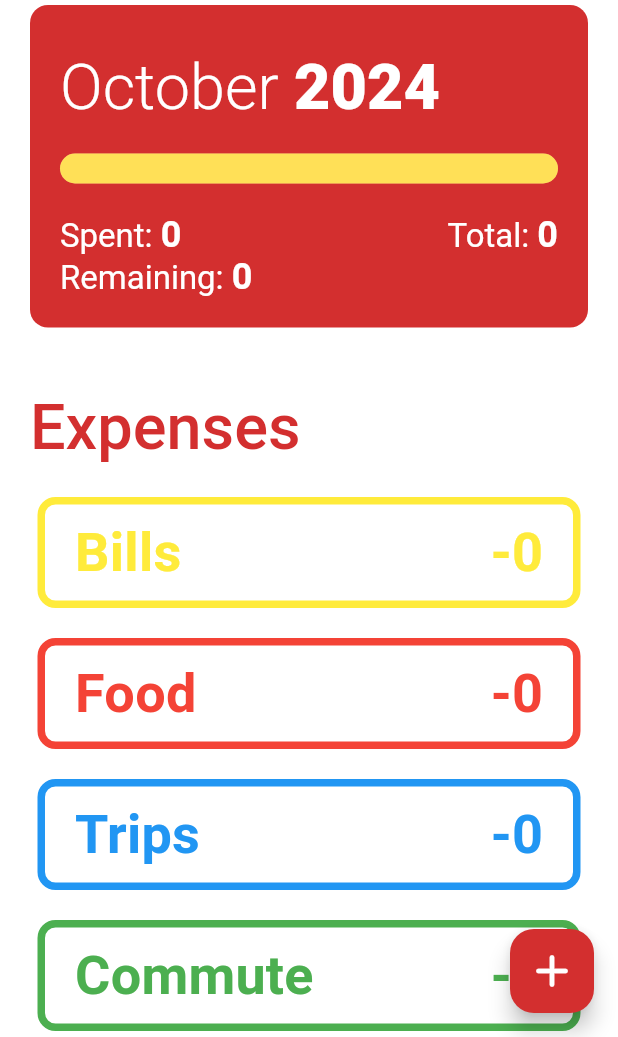
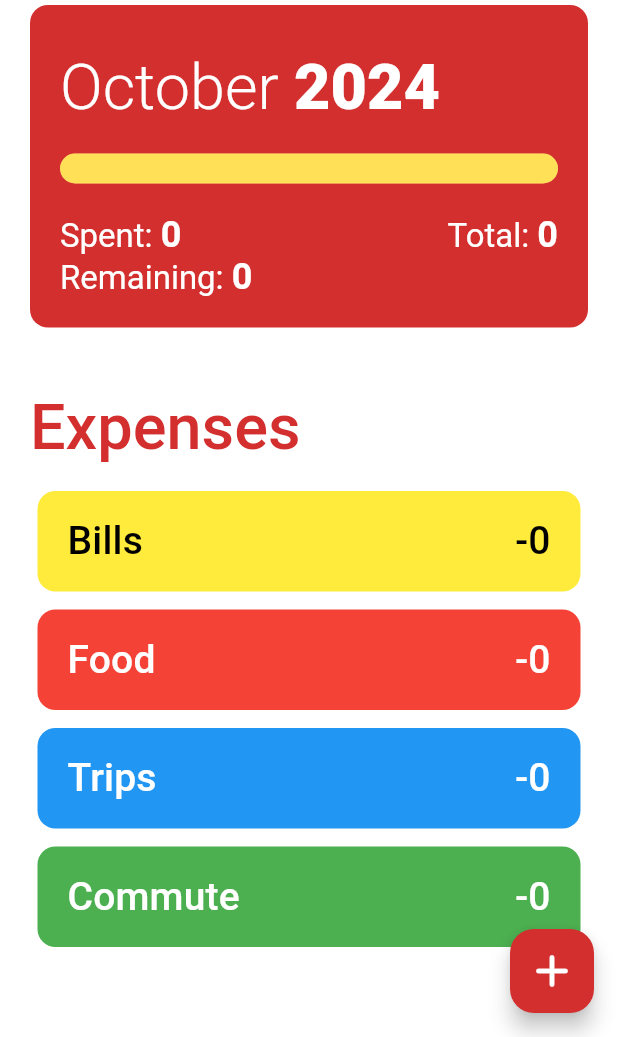
Before and after one commit to mairovitzmario/budget_app_flutter, a Flutter app: the screen it shows after launch, on a phone screen of 412 x 824 dp, the part 199-1236 px from its top. Run offline on Flutter 3.47's test engine with Material 3 defaults, Android fonts, the phone set to English and light mode, and no system bars; our stand-ins replace percent_indicator; missing offline and left inert: flex_color_picker.

```diff
--- a/lib/logic/models/category.dart
+++ b/lib/logic/models/category.dart
@@ -52,9 +52,21 @@ class Category {
     }
 
     for (int i = 0; i < items.length; i++) {
-      sum += items[i].price;
+      sum += items[i].price * items[i].quantity;
     }
 
     return sum;
   }
+
+  Category filterItemsByDate(DateTime startDate, DateTime endDate) {
+    List<Item> filteredItems = _items.where((item) {
+      return item.date.isAfter(startDate) && item.date.isBefore(endDate);
+    }).toList();
+
+    return Category(
+      name: _name,
+      color: _color,
+      items: filteredItems,
+    );
+  }
 }
--- a/lib/logic/providers/budget_provider.dart
+++ b/lib/logic/providers/budget_provider.dart
@@ -16,7 +16,7 @@ class BudgetProvider extends ChangeNotifier {
     notifyListeners();
   }
 
-  void increaseSpentBudget(int addedMoney) {
+  void increaseSpentBudget(double addedMoney) {
     model.spentBudget += addedMoney;
     notifyListeners();
   }
--- a/lib/logic/providers/categories_provider.dart
+++ b/lib/logic/providers/categories_provider.dart
@@ -1,8 +1,38 @@
 import 'package:budget/logic/models/category.dart';
+import 'package:budget/logic/providers/budget_provider.dart';
+import 'package:budget/logic/utils/dashboard_utils.dart';
 import 'package:flutter/material.dart';
+import 'package:provider/provider.dart';
+
+import '../models/item.dart';
 
 class CategoriesProvider extends ChangeNotifier {
   List<Category> categoriesList;
 
   CategoriesProvider({required this.categoriesList});
+
+  List<Category> filterCurrentMonth() {
+    List<Category> newList = [];
+    DateTime now = DateTime.now();
+
+    for (int categoryIndex = 0;
+        categoryIndex < categoriesList.length;
+        categoryIndex++) {
+      Category newCategory = categoriesList[categoryIndex]
+          .filterItemsByDate(DateTime(now.year, now.month, 1), now);
+      newList.add(newCategory);
+    }
+
+    newList.sort((a, b) => b.totalSum.compareTo(a.totalSum));
+
+    return newList;
+  }
+
+  void addItemToCategory(BuildContext context, Category? category, Item item) {
+    category?.addItem(item);
+    notifyListeners();
+    context
+        .read<BudgetProvider>()
+        .increaseSpentBudget(item.price * item.quantity);
+  }
 }
--- a/lib/pages/categories_page.dart
+++ b/lib/pages/primary/categories_page.dart
@@ -1,7 +1,7 @@
 import 'package:budget/widgets/appbar_default.dart';
 import 'package:flutter/material.dart';
 
-import '../widgets/drawer_default.dart';
+import '../../widgets/drawer_default.dart';
 
 class CategoriesPage extends StatelessWidget {
   const CategoriesPage({super.key});
--- a/lib/pages/dashboard_page.dart
+++ b/lib/pages/primary/dashboard_page.dart
@@ -7,19 +7,19 @@ import 'package:flutter/material.dart';
 import 'package:intl/intl.dart';
 import 'package:provider/provider.dart';
 
-import '../logic/utils/dashboard_utils.dart';
-import '../widgets/add_floating_action_button.dart';
-import '../widgets/budget_overview.dart';
-import '../widgets/drawer_default.dart';
-
-var budget = MonthlyBudget(
-    spentBudget: 10000, totalBudget: 15000, month: 'October', year: 2024);
+import '../../logic/utils/dashboard_utils.dart';
+import '../../widgets/add_floating_action_button.dart';
+import '../../widgets/budget_overview.dart';
+import '../../widgets/drawer_default.dart';
 
 class DashboardPage extends StatelessWidget {
   const DashboardPage({super.key});
 
   @override
   Widget build(BuildContext context) {
+    var recentCategoriesList =
+        context.watch<CategoriesProvider>().filterCurrentMonth();
+
     return Scaffold(
       appBar: const AppBarDefault(title: 'Dashboard'),
       body: Padding(
@@ -49,13 +49,10 @@ class DashboardPage extends StatelessWidget {
               ListView.builder(
                   physics: NeverScrollableScrollPhysics(),
                   shrinkWrap: true,
-                  itemCount:
-                      context.watch<CategoriesProvider>().categoriesList.length,
+                  itemCount: recentCategoriesList.length,
                   itemBuilder: (context, index) {
                     return CategoryCard(
-                      model: context
-                          .watch<CategoriesProvider>()
-                          .categoriesList[index],
+                      model: recentCategoriesList[index],
                     );
                   }),
               const SizedBox(
--- a/lib/pages/shopping_list_page.dart
+++ b/lib/pages/primary/shopping_list_page.dart
@@ -1,7 +1,7 @@
 import 'package:budget/widgets/appbar_default.dart';
 import 'package:flutter/material.dart';
 
-import '../widgets/drawer_default.dart';
+import '../../widgets/drawer_default.dart';
 
 class ShoppingListPage extends StatelessWidget {
   const ShoppingListPage({super.key});
--- a/lib/widgets/CategoryCard.dart
+++ b/lib/widgets/CategoryCard.dart
@@ -11,29 +11,33 @@ class CategoryCard extends StatelessWidget {
     return Container(
       margin: const EdgeInsets.symmetric(
         horizontal: 5,
-        vertical: 10,
+        vertical: 6,
       ),
-      padding: const EdgeInsets.symmetric(horizontal: 20, vertical: 5),
+      padding: const EdgeInsets.symmetric(horizontal: 20, vertical: 15),
       decoration: BoxDecoration(
-        border: Border.all(color: model.color, width: 5),
         borderRadius: BorderRadius.circular(12),
+        color: model.color,
       ),
       child: Row(
         mainAxisAlignment: MainAxisAlignment.spaceBetween,
         children: [
           Text(
             '${model.name}',
-            style: Theme.of(context)
-                .textTheme
-                .titleMedium
-                ?.copyWith(color: model.color),
+            style: Theme.of(context).textTheme.titleSmall?.copyWith(
+                  fontSize: 26,
+                  color: model.color.computeLuminance() <= 0.5
+                      ? Colors.white
+                      : Colors.black,
+                ),
           ),
           Text(
             '-${NumberFormat.compact().format(model.totalSum)}',
-            style: Theme.of(context)
-                .textTheme
-                .titleMedium
-                ?.copyWith(color: model.color),
+            style: Theme.of(context).textTheme.titleSmall?.copyWith(
+                  fontSize: 26,
+                  color: model.color.computeLuminance() <= 0.5
+                      ? Colors.white
+                      : Colors.black,
+                ),
           ),
         ],
       ),
--- a/pubspec.yaml
+++ b/pubspec.yaml
@@ -41,6 +41,7 @@ dependencies:
   percent_indicator: ^4.0.1
   sqflite: ^2.3.3+2
   path: ^1.9.0
+  flex_color_picker: ^3.6.0
 
 dev_dependencies:
   flutter_test:
```
Also changed, not shown: lib/logic/utils/dashboard_utils.dart (+44 -7 lines), lib/main.dart (+4 -4 lines), lib/pages/secondary/add_category_page.dart (added, +134 -0 lines), lib/pages/secondary/add_expense_page.dart (added, +215 -0 lines), lib/theme.dart (+23 -2 lines), lib/widgets/add_floating_action_button.dart (+22 -2 lines), lib/widgets/appbar_secondary.dart (added, +29 -0 lines), lib/widgets/drawer_default.dart (+4 -4 lines), lib/widgets/lockable_add_button.dart (added, +44 -0 lines), lib/pages/primary/statistics_page.dart (renamed from lib/pages/statistics_page.dart), pubspec.lock.
